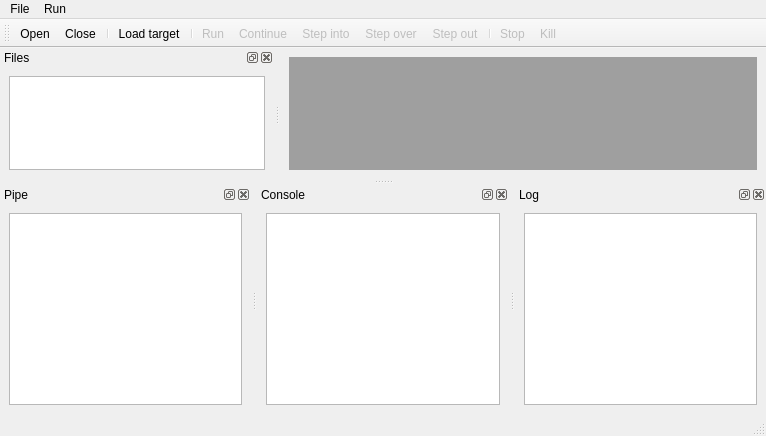
Above: debugger/monkeydbg/src/maininterface/UIMonkeyDbg.ui from testmana2/mks before the change. Below: the same form after it.
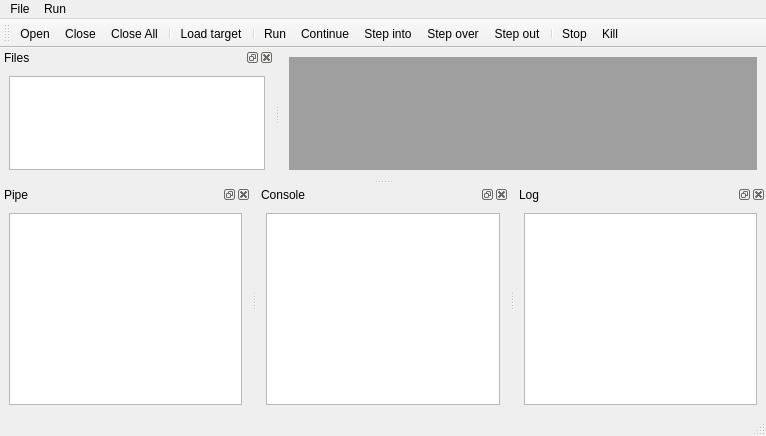
That is the form after the change. Icons and pictures are not drawn.

Commit message: Some enhancement to the new main window Some advance on rewrite.

```diff
--- a/debugger/monkeydbg/src/maininterface/UIMonkeyDbg.ui
+++ b/debugger/monkeydbg/src/maininterface/UIMonkeyDbg.ui
@@ -69,6 +69,7 @@
    </attribute>
    <addaction name="aOpenFile" />
    <addaction name="aCloseFile" />
+   <addaction name="aCloseAll" />
    <addaction name="separator" />
    <addaction name="aLoadTarget" />
    <addaction name="separator" />
@@ -188,9 +189,6 @@
    </widget>
   </widget>
   <action name="aRun" >
-   <property name="enabled" >
-    <bool>false</bool>
-   </property>
    <property name="icon" >
     <iconset resource="../resources/monkeydbg.qrc" >
      <normaloff>:/icons/run.png</normaloff>:/icons/run.png</iconset>
@@ -203,9 +201,6 @@
    </property>
   </action>
   <action name="aKill" >
-   <property name="enabled" >
-    <bool>false</bool>
-   </property>
    <property name="icon" >
     <iconset resource="../resources/monkeydbg.qrc" >
      <normaloff>:/icons/kill.png</normaloff>:/icons/kill.png</iconset>
@@ -218,9 +213,6 @@
    </property>
   </action>
   <action name="aContinue" >
-   <property name="enabled" >
-    <bool>false</bool>
-   </property>
    <property name="icon" >
     <iconset resource="../resources/monkeydbg.qrc" >
      <normaloff>:/icons/play.png</normaloff>:/icons/play.png</iconset>
@@ -245,9 +237,6 @@
    </property>
   </action>
   <action name="aStepInto" >
-   <property name="enabled" >
-    <bool>false</bool>
-   </property>
    <property name="icon" >
     <iconset resource="../resources/monkeydbg.qrc" >
      <normaloff>:/icons/step-into.png</normaloff>:/icons/step-into.png</iconset>
@@ -272,9 +261,6 @@
    </property>
   </action>
   <action name="aStepOver" >
-   <property name="enabled" >
-    <bool>false</bool>
-   </property>
    <property name="icon" >
     <iconset resource="../resources/monkeydbg.qrc" >
      <normaloff>:/icons/step-next.png</normaloff>:/icons/step-next.png</iconset>
@@ -287,9 +273,6 @@
    </property>
   </action>
   <action name="aStop" >
-   <property name="enabled" >
-    <bool>false</bool>
-   </property>
    <property name="icon" >
     <iconset resource="../resources/monkeydbg.qrc" >
      <normaloff>:/icons/stop.png</normaloff>:/icons/stop.png</iconset>
@@ -314,9 +297,6 @@
    </property>
   </action>
   <action name="aStepOut" >
-   <property name="enabled" >
-    <bool>false</bool>
-   </property>
    <property name="icon" >
     <iconset resource="../resources/monkeydbg.qrc" >
      <normaloff>:/icons/step-out.png</normaloff>:/icons/step-out.png</iconset>
@@ -328,6 +308,15 @@
     <string>F7</string>
    </property>
   </action>
+  <action name="aCloseAll" >
+   <property name="icon" >
+    <iconset resource="../resources/monkeydbg.qrc" >
+     <normaloff>:/icons/file-close-all.png</normaloff>:/icons/file-close-all.png</iconset>
+   </property>
+   <property name="text" >
+    <string>Close All</string>
+   </property>
+  </action>
  </widget>
  <resources>
   <include location="../resources/monkeydbg.qrc" />
```
Left out of the diff: 1 changed line with no effect on the pictures. The commit also changes 7 other files.
